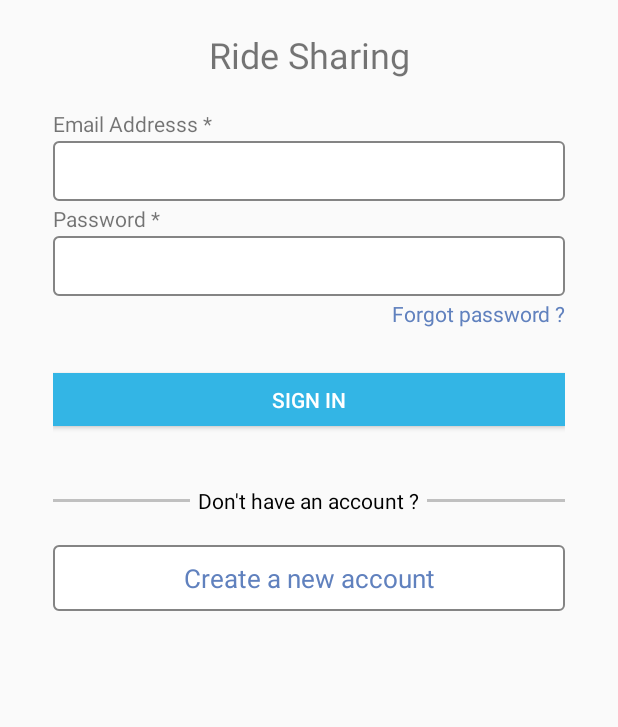
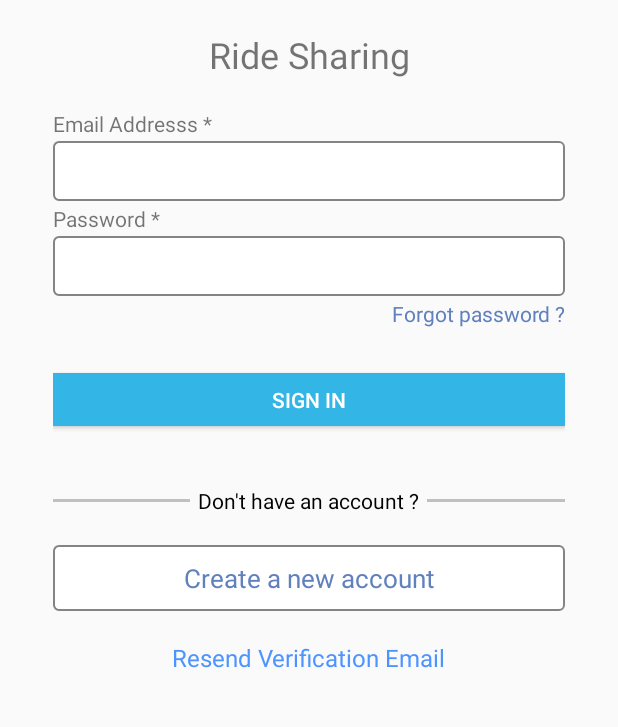
Before and after one commit to maxahirwe/MDPproject, an Android app: the screen it shows after launch (LoginActivity), after a tap on "SIGN IN", on a phone screen of 412 x 824 dp, the part 197-924 px from its top. Run offline under Robolectric (Android 15) with nearby library versions, the light colour scheme and no system bars; our stand-ins replace Firebase (no records; nobody signed in at launch, a user with empty details on screens opened directly).

Commit message:
Login and Registration are done!

```diff
--- a/app/build.gradle
+++ b/app/build.gradle
@@ -19,18 +19,16 @@ android {
 }
 
 dependencies {
-    compile fileTree(dir: 'libs', include: ['*.jar'])
+    compile fileTree(include: ['*.jar'], dir: 'libs')
     androidTestCompile('com.android.support.test.espresso:espresso-core:2.2.2', {
         exclude group: 'com.android.support', module: 'support-annotations'
     })
     compile 'com.android.support:appcompat-v7:26.+'
     compile 'com.android.support.constraint:constraint-layout:1.0.2'
     testCompile 'junit:junit:4.12'
-
     //Firebase Authentication
     compile 'com.google.firebase:firebase-auth:12.0.1'
     compile 'com.google.firebase:firebase-core:12.0.1'
-
-
+    implementation 'com.google.code.gson:gson:2.8.2'
 }
 apply plugin: 'com.google.gms.google-services'
--- a/app/src/main/java/com/hillygeeks/mdpproject/LoginActivity.java
+++ b/app/src/main/java/com/hillygeeks/mdpproject/LoginActivity.java
@@ -4,11 +4,13 @@ import android.content.Intent;
 import android.support.annotation.NonNull;
 import android.support.v7.app.AppCompatActivity;
 import android.os.Bundle;
+import android.util.Log;
 import android.view.View;
 import android.view.WindowManager;
 import android.widget.Button;
 import android.widget.EditText;
 import android.widget.ProgressBar;
+import android.widget.TextView;
 import android.widget.Toast;
 
 import com.google.android.gms.tasks.OnCompleteListener;
@@ -19,7 +21,7 @@ import com.google.firebase.auth.FirebaseAuth;
 import com.google.firebase.auth.FirebaseUser;
 
 public class LoginActivity extends AppCompatActivity {
-
+    private static final String TAG = "LoginActivity";
     // Firebase
     private FirebaseAuth.AuthStateListener listener;
 
@@ -39,12 +41,14 @@ public class LoginActivity extends AppCompatActivity {
         setupFirebaseAuth();
 
         Button signIn = (Button) findViewById(R.id.btn_signin);
+
         signIn.setOnClickListener(new View.OnClickListener() {
             @Override
             public void onClick(View view) {
+
+                //check if the fields are filled out
                 if(!isEmpty(mEmail.getText().toString())
                         && !isEmpty(mPassword.getText().toString())){
-
                     showDialog();
 
                     FirebaseAuth.getInstance().signInWithEmailAndPassword(mEmail.getText().toString(),
@@ -52,9 +56,10 @@ public class LoginActivity extends AppCompatActivity {
                             .addOnCompleteListener(new OnCompleteListener<AuthResult>() {
                                 @Override
                                 public void onComplete(@NonNull Task<AuthResult> task) {
+                                    if(task.isSuccessful()){
 
-                                    hideDialog();
-
+                                        hideDialog();
+                                    }
                                 }
                             }).addOnFailureListener(new OnFailureListener() {
                         @Override
@@ -67,24 +72,21 @@ public class LoginActivity extends AppCompatActivity {
                 }
             }
         });
-        hideSoftKeyboard();
+
+       /* TextView resendEmailVerification = (TextView) findViewById(R.id.resend_verification_email);
+        resendEmailVerification.setOnClickListener(new View.OnClickListener() {
+            @Override
+            public void onClick(View v) {
+                ResendVerificationDialog dialog = new ResendVerificationDialog();
+                dialog.show(getSupportFragmentManager(), "dialog_resend_email_verification");
+            }
+        });*/
+    hideSoftKeyboard();
     }
 
-    private void setupFirebaseAuth() {
-        listener = new FirebaseAuth.AuthStateListener() {
-            @Override
-            public void onAuthStateChanged(@NonNull FirebaseAuth firebaseAuth) {
-                FirebaseUser user = firebaseAuth.getCurrentUser();
-                if (user != null) {
-                    Toast.makeText(LoginActivity.this, "", Toast.LENGTH_SHORT).show();Toast.makeText(LoginActivity.this, "Authenticated with: " + user.getEmail(), Toast.LENGTH_SHORT).show();
-
-                } else {
-                    // User is signed out
-                    Toast.makeText(LoginActivity.this, "Failed to logged!", Toast.LENGTH_SHORT).show();
-                }
-                // ...
-            }
-        };
+    public void onRegister(View v){
+        Intent intent = new Intent(LoginActivity.this, RegisterActivity.class);
+        startActivity(intent);
     }
 
     private boolean isEmpty(String string){
@@ -107,10 +109,43 @@ public class LoginActivity extends AppCompatActivity {
         this.getWindow().setSoftInputMode(WindowManager.LayoutParams.SOFT_INPUT_STATE_ALWAYS_HIDDEN);
     }
 
+    /*
+        ----------------------------- Firebase setup ---------------------------------
+     */
+    private void setupFirebaseAuth(){
+        listener = new FirebaseAuth.AuthStateListener() {
+            @Override
+            public void onAuthStateChanged(@NonNull FirebaseAuth firebaseAuth) {
+                FirebaseUser user = firebaseAuth.getCurrentUser();
+                if (user != null) {
 
-    // Method to start RegisterActivity when one clicks on Register
-    public void onRegister(View view) {
-        Intent intent = new Intent(this, RegisterActivity.class);
-        startActivity(intent);
+                    // Check if email is verified
+                    if(user.isEmailVerified()){
+                        Toast.makeText(LoginActivity.this, "Authenticated with: " + user.getEmail(), Toast.LENGTH_SHORT).show();
+                    }else {
+                        Toast.makeText(LoginActivity.this, "Email is not Verified\nCheck your Inbox", Toast.LENGTH_SHORT).show();
+                        FirebaseAuth.getInstance().signOut();
+                    }
+                } else {
+                    // User is signed out
+                    Log.d(TAG, "onAuthStateChanged:signed_out");
+                }
+                // ...
+            }
+        };
+    }
+
+    @Override
+    public void onStart() {
+        super.onStart();
+        FirebaseAuth.getInstance().addAuthStateListener(listener);
+    }
+
+    @Override
+    public void onStop() {
+        super.onStop();
+        if (listener != null) {
+            FirebaseAuth.getInstance().removeAuthStateListener(listener);
+        }
     }
 }
--- a/app/src/main/res/layout/activity_login.xml
+++ b/app/src/main/res/layout/activity_login.xml
@@ -8,6 +8,7 @@
     android:orientation="vertical"
     android:padding="35dp"
     tools:context=".LoginActivity">
+
 
     <ImageView
         android:id="@+id/imageView"
@@ -119,6 +120,18 @@
         android:textColor="@color/link"
         android:textSize="17sp"
         android:onClick="onRegister"/>
+
+    <TextView
+        android:layout_width="wrap_content"
+        android:layout_height="wrap_content"
+        android:layout_marginTop="20dp"
+        android:layout_below="@+id/forgot_password"
+        android:id="@+id/resend_verification_email"
+        android:text="@string/resend_verification_email"
+        android:textSize="16sp"
+        android:textColor="@color/linkBlue"
+        android:layout_centerHorizontal="true"/>
+
     <ProgressBar
         android:layout_width="150dp"
         android:layout_height="150dp"
```
Also changed, not shown: app/src/main/java/com/hillygeeks/mdpproject/RegisterActivity.java (+46 -3 lines).
